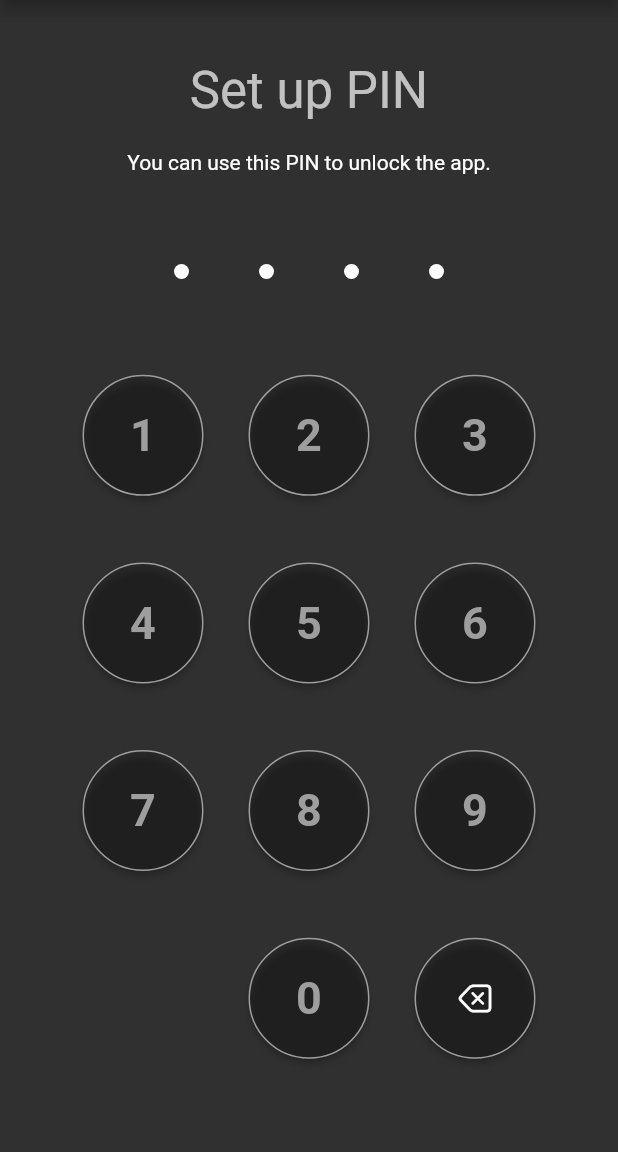
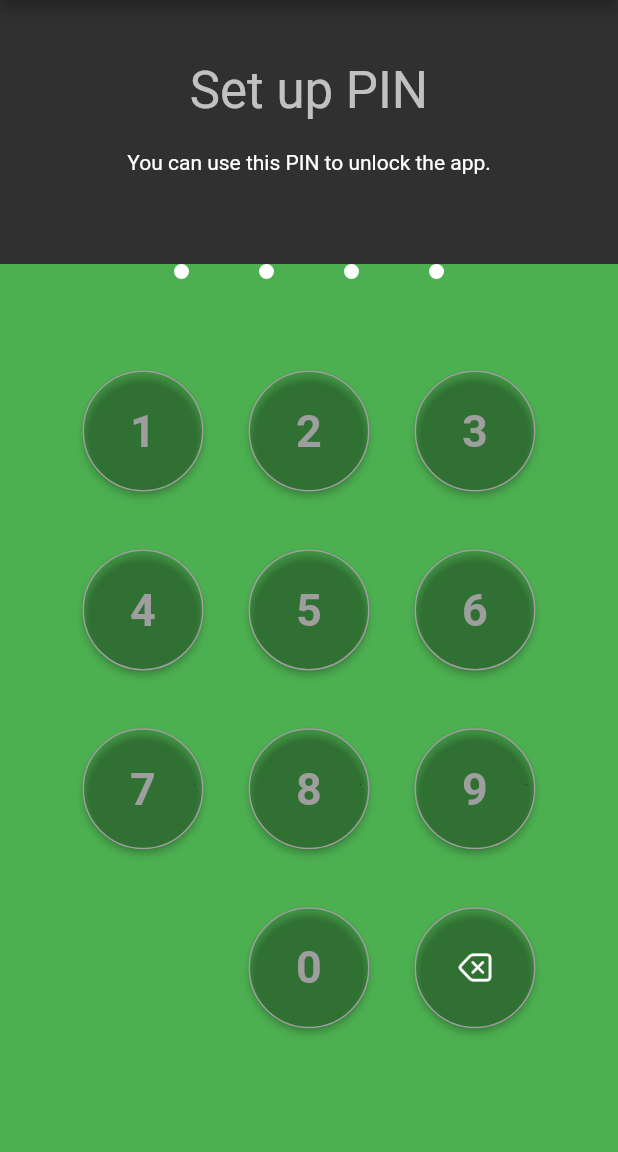
Before and after one commit to AgoraDesk-LocalMonero/flutter-pin-code-widget, a Flutter app: the screen it shows after launch, on a phone screen of 412 x 824 dp, the part 84-1236 px from its top. Run offline on Flutter 3.47's test engine with Material 2 defaults, Android fonts, the phone set to English and light mode, and no system bars.

Commit message:
fixed bug with layout

```diff
--- a/lib/src/flutter_pin_code_widget.dart
+++ b/lib/src/flutter_pin_code_widget.dart
@@ -1,5 +1,6 @@
 import 'package:flutter/cupertino.dart';
 import 'package:flutter/material.dart';
+import 'package:flutter/rendering.dart';
 
 class PinCodeWidget extends StatefulWidget {
   const PinCodeWidget({
@@ -106,7 +107,6 @@ class PinCodeState<T extends PinCodeWidget> extends State<T> {
     final renderBox = _gridViewKey.currentContext!.findRenderObject() as RenderBox;
     final cellWidth = renderBox.size.width / 3;
     final cellHeight = renderBox.size.height / 4;
-
     if (cellWidth > 0 && cellHeight > 0) {
       _aspectRatio = cellWidth / cellHeight;
     }
@@ -129,9 +129,17 @@ class PinCodeState<T extends PinCodeWidget> extends State<T> {
       color: widget.deleteIconColor,
     );
 
-    return Container(
+    return MeasureSize(
+      onChange: (size) {
+        calculateAspectRatio();
+      },
+      child: Container(
+        color: Colors.green,
+        key: _gridViewKey,
         padding: const EdgeInsets.only(left: 40.0, right: 40.0, bottom: 40.0),
-      child: Column(children: <Widget>[
+        child: Column(
+          mainAxisSize: MainAxisSize.max,
+          children: <Widget>[
             SizedBox(
               width: 180,
               child: Row(
@@ -154,7 +162,6 @@ class PinCodeState<T extends PinCodeWidget> extends State<T> {
             Flexible(
               flex: 24,
               child: Container(
-                key: _gridViewKey,
                   child: _aspectRatio > 0
                       ? GridView.count(
                           shrinkWrap: true,
@@ -205,8 +212,11 @@ class PinCodeState<T extends PinCodeWidget> extends State<T> {
                             );
                           }),
                         )
-                    : null))
-      ]),
+                      : null),
+            )
+          ],
+        ),
+      ),
     );
   }
 
@@ -242,3 +252,42 @@ class PinCodeState<T extends PinCodeWidget> extends State<T> {
     calculateAspectRatio();
   }
 }
+
+// Credits for the code below for https://stackoverflow.com/a/60868972/7198006
+typedef OnWidgetSizeChange = void Function(Size size);
+
+class _MeasureSizeRenderObject extends RenderProxyBox {
+  Size? oldSize;
+  final OnWidgetSizeChange onChange;
+
+  _MeasureSizeRenderObject(this.onChange);
+
+  @override
+  void performLayout() {
+    super.performLayout();
+
+    Size newSize = child!.size;
+    if (oldSize == newSize) return;
+
+    oldSize = newSize;
+    WidgetsBinding.instance!.addPostFrameCallback((_) {
+      onChange(newSize);
+    });
+  }
+}
+
+class MeasureSize extends SingleChildRenderObjectWidget {
+  const MeasureSize({
+    Key? key,
+    required this.onChange,
+    required Widget child,
+  }) : super(key: key, child: child);
+
+  /// Function to be called when layout changes
+  final OnWidgetSizeChange onChange;
+
+  @override
+  RenderObject createRenderObject(BuildContext context) {
+    return _MeasureSizeRenderObject(onChange);
+  }
+}
--- a/pubspec.yaml
+++ b/pubspec.yaml
@@ -1,6 +1,6 @@
 name: flutter_pin_code_widget
 description: PIN Code wiget for creating and checking local pin code with flexible settings.
-version: 0.0.2
+version: 0.0.3
 homepage: https://github.com/AgoraDesk-LocalMonero/flutter-pin-code-widget
 
 environment:
```
Also changed, not shown: example/pubspec.lock, 2 other files. Lines whose indentation alone changed are shown as unchanged.
